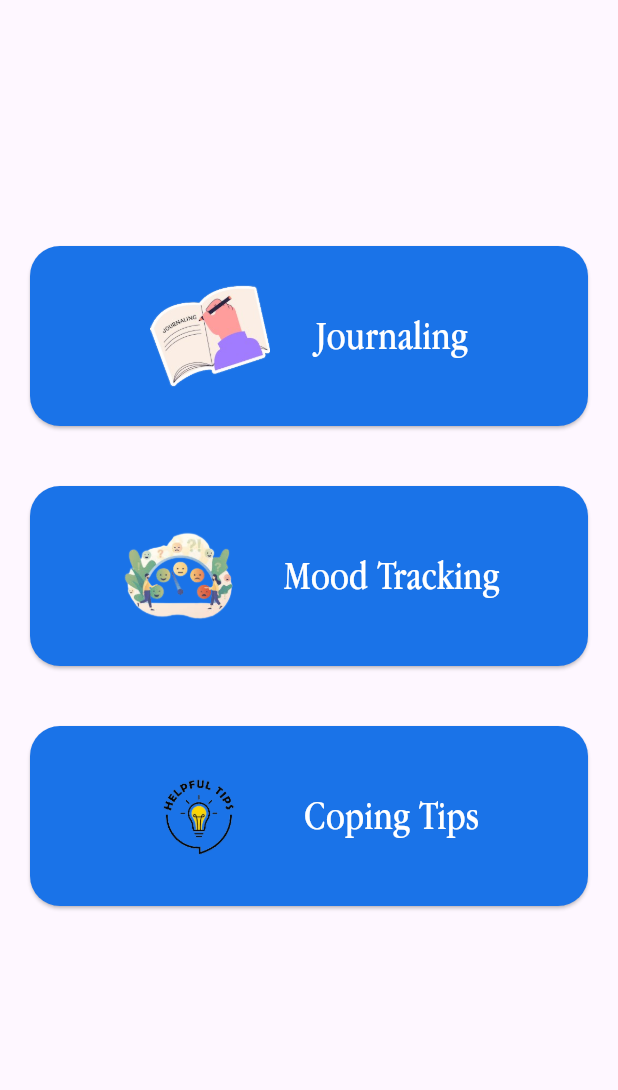
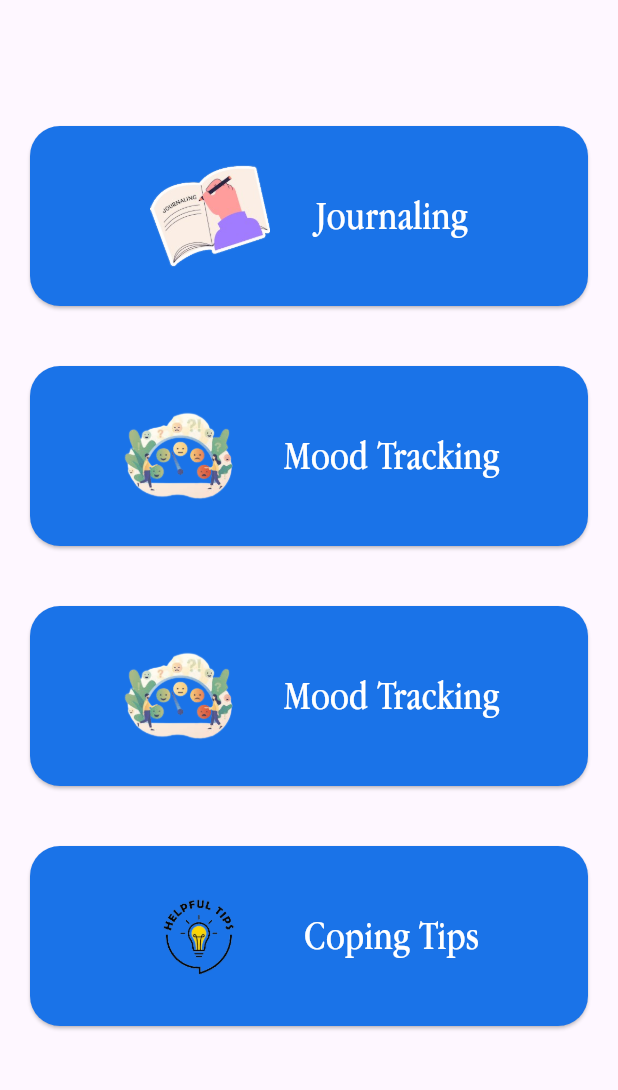
Before and after one commit to Rayz18/calm_space, a Flutter app: the HomePage screen opened by its route, on a phone screen of 412 x 824 dp, the part 84-1174 px from its top. Run offline on Flutter 3.47's test engine with Material 3 defaults, Android fonts, the phone set to English and light mode, and no system bars; our stand-ins replace shared_preferences; accounts and stored records are empty.

Commit message:
import new page

```diff
--- a/lib/home_page.dart
+++ b/lib/home_page.dart
@@ -1,5 +1,6 @@
 import 'package:flutter/material.dart';
 import 'journal_page.dart';
+import 'mood_tracker_page.dart';
 
 class HomePage extends StatelessWidget {
   @override
@@ -33,6 +34,18 @@ class HomePage extends StatelessWidget {
                       Navigator.push(
                         context,
                         MaterialPageRoute(builder: (context) => JournalPage()),
+                      );
+                    },
+                  ),
+                   SizedBox(height: 40),
+                  HomeButton(
+                    iconPath: 'assets/photos/mood_tracking.png',
+                    text: 'Mood Tracking',
+                    color: Color(0xFF1A73E8),
+                    onPressed: () {
+                      Navigator.push(
+                        context,
+                        MaterialPageRoute(builder: (context) => MoodTrackingPage()), // Navigate to MoodTrackingPage
                       );
                     },
                   ),
--- a/lib/main.dart
+++ b/lib/main.dart
@@ -2,6 +2,8 @@ import 'package:flutter/material.dart';
 import 'home_page.dart';
 import 'journal_page.dart';
 import 'add_journal_page.dart';
+import 'mood_tracker_page.dart';
+
 
 void main() {
   runApp(CalmSpaceApp());
@@ -22,6 +24,7 @@ class CalmSpaceApp extends StatelessWidget {
                 print('Submitted title: $title, story: $story');
               },
             ),
+            '/mood_tracking': (context) => MoodTrackingPage(),  // Add route for mood tracking page
       },
     );
   }
```
Also changed, not shown: pubspec.yaml (+9 -0 lines), assets/photos/angry.png (added), assets/photos/calm_.png (added), assets/photos/disappointed.png (added), assets/photos/frustrated.png (added), assets/photos/happy.png (added), assets/photos/sad.png (added), assets/photos/scared.png (added), assets/photos/unknown.png (added), assets/photos/worried.png (added), pubspec.lock.
